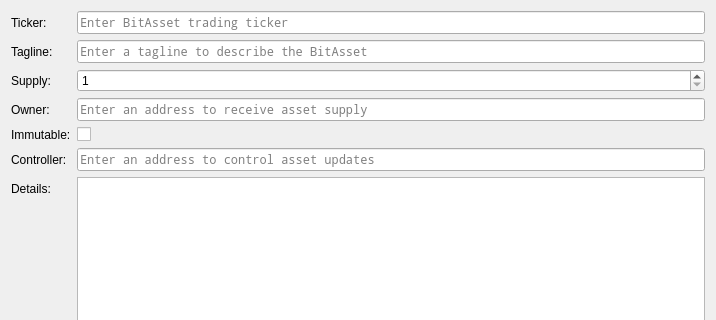
Qt form src/qt/forms/createassetpage.ui (drivechain-project/Sidechains) before a commit; both pictures show x 0 to 716 and y 0 to 320 of the 716 by 658 pixel window.
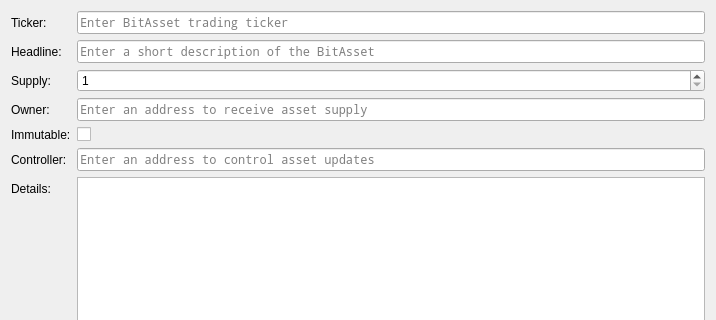
The same form after that commit. Custom widgets are drawn as their Qt base class.

Commit message: Fix BitAsset creation bug & rename tagline->headline

Patch:
```diff
--- a/src/qt/forms/createassetpage.ui
+++ b/src/qt/forms/createassetpage.ui
@@ -39,7 +39,7 @@
    <item row="3" column="0">
     <widget class="QLabel" name="label_2">
      <property name="text">
-      <string>Tagline:</string>
+      <string>Headline:</string>
      </property>
     </widget>
    </item>
@@ -54,7 +54,7 @@
       <number>50</number>
      </property>
      <property name="placeholderText">
-      <string>Enter a tagline to describe the BitAsset</string>
+      <string>Enter a short description of the BitAsset</string>
      </property>
     </widget>
    </item>
```
Left out of the diff: 2 changed lines with no effect on the pictures. The commit also changes 2 other files.
